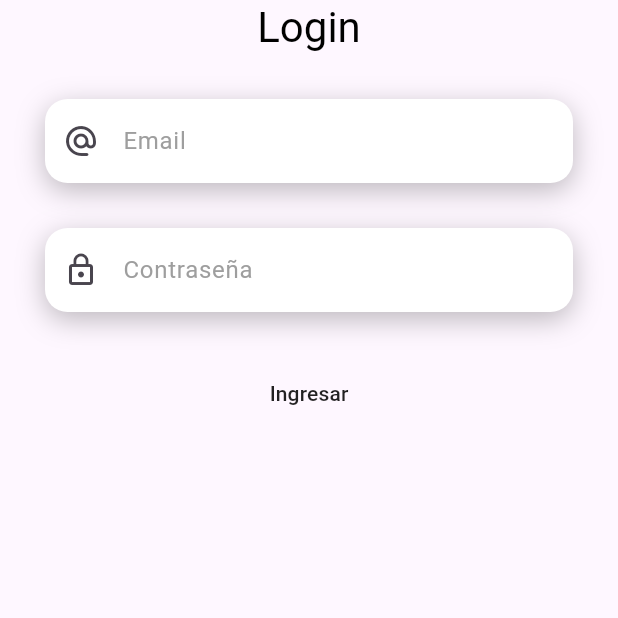
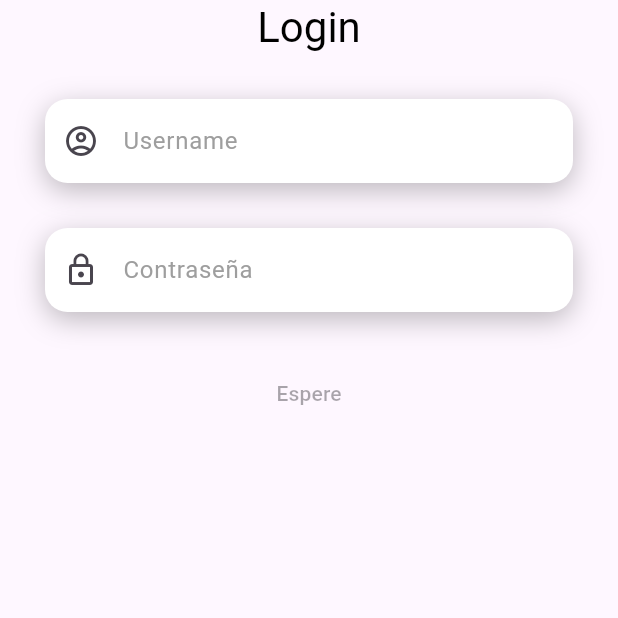
Before and after one commit to lucastomic/close_frontend, a Flutter app: the screen it shows after launch, after a tap on "Ingresar", on a phone screen of 412 x 824 dp, the top half of it. Run offline on Flutter 3.47's test engine with Material 2 defaults, Android fonts, the light colour scheme and no system bars; missing offline and left inert: stomp_dart_client; accounts and stored records are empty; network calls fail.

Commit message:
Login use case implemented

```diff
--- a/lib/provider/authentication/auth_provider.dart
+++ b/lib/provider/authentication/auth_provider.dart
@@ -1,17 +1,20 @@
 import 'package:close_frontend/domain/user/user.dart';
+import 'package:close_frontend/exceptions/authentication/bad_credentials_exception.dart';
 import 'package:close_frontend/services/authentication_service/authentication_service_port.dart';
 import 'package:flutter/material.dart';
 
 class AuthenticationProvider extends ChangeNotifier {
   User? _authenticatedUser;
-  String? _authenticationToken;
   final IAuthenticationService _authenticationService;
 
   AuthenticationProvider(this._authenticationService);
 
   Future<void> logIn(String username, String password) async {
-    _authenticationToken = await _authenticationService.login(username, password);
-    _authenticatedUser = await _authenticationService.getUserFromToken(_authenticationToken!);
+    try{
+      _authenticatedUser = await _authenticationService.login(username, password);
+    }on BadCredentialsException{
+      rethrow;
+    }
   }
 
   get authenticatedUser {
--- a/lib/services/authentication_service/authentication_service.dart
+++ b/lib/services/authentication_service/authentication_service.dart
@@ -4,6 +4,7 @@ import 'package:close_frontend/http/http_requester.dart';
 import 'package:close_frontend/services/authentication_service/authentication_service_port.dart';
 import 'package:close_frontend/services/authentication_service/create_user_request_data.dart';
 import 'package:close_frontend/services/authentication_service/login/login_token_retriever.dart';
+import '../../exceptions/authentication/bad_credentials_exception.dart';
 
 class AuthenticationService extends IAuthenticationService {
 
@@ -17,9 +18,13 @@ class AuthenticationService extends IAuthenticationService {
 
   @override
   Future<User> login(String username, String password) async {
-    String authenticationToken = await LoginTokenRetriever.getTokenFromLogin(username, password);
-    HTTPRequester.authenticationToken = authenticationToken;
-    return _getUserFromToken(authenticationToken);
+    try{
+      String authenticationToken = await LoginTokenRetriever.getTokenFromLogin(username, password);
+      HTTPRequester.authenticationToken = authenticationToken;
+      return _getUserFromToken(authenticationToken);
+    }on BadCredentialsException{
+      rethrow;
+    }
   }
 
   Future<User> _getUserFromToken(String token)async {
--- a/lib/services/authentication_service/login/login_token_retriever.dart
+++ b/lib/services/authentication_service/login/login_token_retriever.dart
@@ -16,7 +16,11 @@ class LoginTokenRetriever{
 
   static Future<String> getTokenFromLogin(String username, String password){
     LoginTokenRetriever loginService = LoginTokenRetriever._internal(username: username,password: password);
-    return loginService._getTokenFromLogin();
+    try{
+      return loginService._getTokenFromLogin();
+    }catch(e){
+      rethrow;
+    }
   }
 
   LoginTokenRetriever._internal({required String username, required String password})
@@ -50,8 +54,8 @@ class LoginTokenRetriever{
 
   Exception _getExceptionFromResponse(){
     assert(!_httpResponse.statusIsOK);
-    if(_httpResponse.statusIsNotFound)throw BadCredentialsException("Incorrect username");
-    if(_httpResponse.statusIsBadRequest)throw BadCredentialsException("Incorrect password");
+    if(_httpResponse.statusIsNotFound)throw BadCredentialsException("Nombre de usuario incorrecto");
+    if(_httpResponse.statusIsBadRequest)throw BadCredentialsException("Contaseña incorrecta");
     throw ServerConnectionException();
   }
 }
--- a/lib/widgets/authentication_screen/authentication_forms/login_form.dart
+++ b/lib/widgets/authentication_screen/authentication_forms/login_form.dart
@@ -1,3 +1,5 @@
+import 'package:close_frontend/exceptions/authentication/bad_credentials_exception.dart';
+import 'package:close_frontend/popup_alert_displayer/popup_alert_displayer.dart';
 import 'package:close_frontend/provider/authentication/auth_provider.dart';
 import 'package:flutter/material.dart';
 import 'package:provider/provider.dart';
@@ -22,7 +24,7 @@ class _LoginFormState extends State<LoginForm> {
       key: _formKey,
       child: Column(
         children: [
-          _getEmailInput(),
+          _getUsernameInput(),
           const SizedBox(height: 30),
           _getPasswordInput(),
           const SizedBox(height: 30),
@@ -36,13 +38,22 @@ class _LoginFormState extends State<LoginForm> {
   }
 
 
-  void _onSubmit() async {
+  void _onSubmit() {
+    FocusScope.of(context).unfocus();
+    _executeWhileLoads(()async{
+      _formKey.currentState!.validate();
+      await _tryToAuthenticate();
+    });
+  }
+
+  Future<void> _tryToAuthenticate()async {
     AuthenticationProvider authenticationProvider = context.read<AuthenticationProvider>();
-    FocusScope.of(context).unfocus();
-    _executeWhileLoads((){
-      _formKey.currentState!.validate();
-      authenticationProvider.logIn(_emailKey.currentState!.value, _passwordKey.currentState!.value);
-    });
+    try{
+      await authenticationProvider.logIn(_emailKey.currentState!.value, _passwordKey.currentState!.value);
+      Navigator.of(context).pushNamed("main");
+    }on BadCredentialsException catch(e){
+      PopUpAlertDisplayer.showAlert(context, "Error al logearse", e.message);
+    }
   }
 
   void _executeWhileLoads(Function() func)async{
@@ -55,12 +66,12 @@ class _LoginFormState extends State<LoginForm> {
     });
   }
 
-  Widget _getEmailInput(){
+  Widget _getUsernameInput(){
     return CustomFormInput(
       validate: (String)=>null,
-      hintText: 'john.doe@gmail.com',
-      labelText: 'Email',
-      icon: Icons.alternate_email_rounded,
+      hintText: 'myusername',
+      labelText: 'Username',
+      icon: Icons.account_circle_outlined,
       key: _emailKey
     );
   }
```
